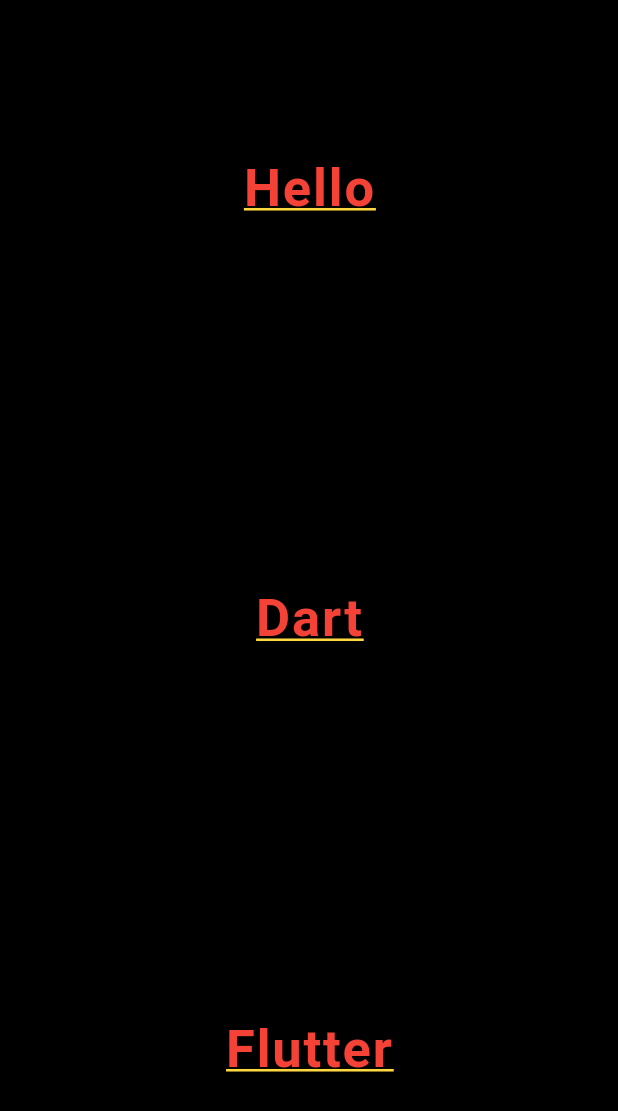
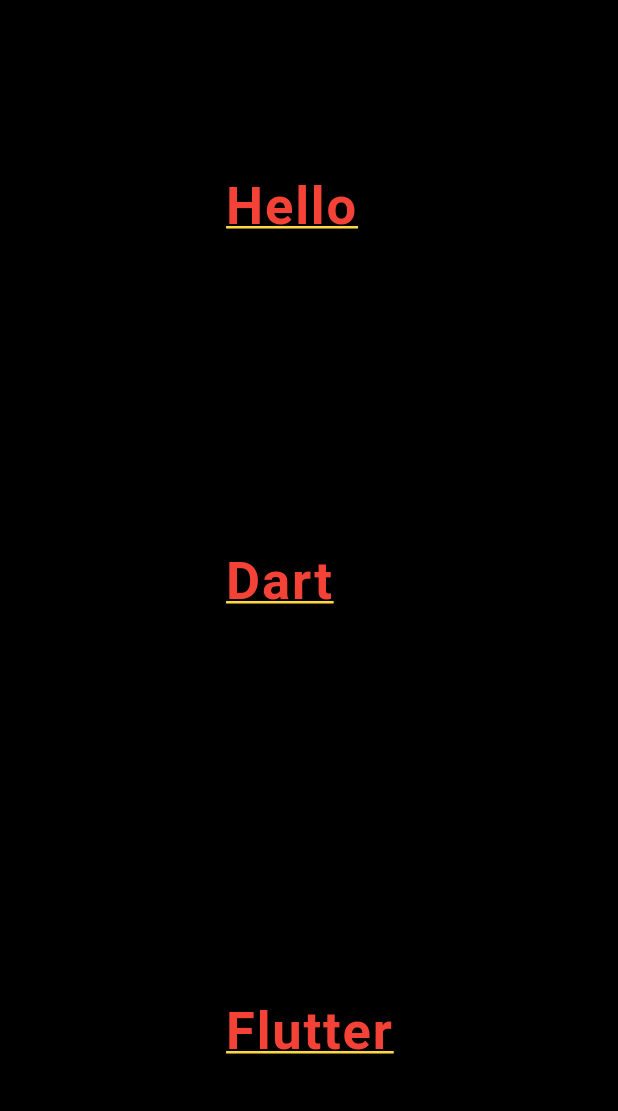
Before and after one commit to AnkitUmredkar/Anatomy_Flutter, a Flutter app: the screen it shows after launch, on a phone screen of 412 x 824 dp. Shown: the top 1111 px of the screen. Run offline on Flutter 3.47's test engine with Material 3 defaults, Android fonts, the phone set to English and light mode, and no system bars.

Commit message:
Update main.dart

```diff
--- a/lib/main.dart
+++ b/lib/main.dart
@@ -9,69 +9,12 @@ class MyApp extends StatelessWidget {
 
   @override
   Widget build(BuildContext context) {
-    return MaterialApp(
+    return const MaterialApp(
       debugShowCheckedModeBanner: false,
-      // title: 'Flutter Demo',
-      // theme: ThemeData(
-      //
-      //   colorScheme: ColorScheme.fromSeed(seedColor: Colors.deepPurple),
-      //   useMaterial3: true,
-      // ),
-      home: const MyHomePage(title: 'Hello,This is My First Project..'),
-    );
-  }
-}
-
-class MyHomePage extends StatefulWidget {
-  const MyHomePage({super.key, required this.title});
-
-  final String title;
-
-  @override
-  State<MyHomePage> createState() => _MyHomePageState();
-}
-
-class _MyHomePageState extends State<MyHomePage> {
-  int _counter = 0;
-
-  void _incrementCounter() {
-    setState(() {
-
-      _counter=  _counter + 10;
-
-    });
-  }
-
-  @override
-  Widget build(BuildContext context) {
-
-    return Scaffold(
+      home: Scaffold(
         backgroundColor: Colors.black,
         body: Center(
-        child: Stack(
-          children: [
-            Align(
-              alignment: Alignment.topCenter,
-              child: Padding(
-                  padding : const EdgeInsets.only(top: 100.0),
-                  child : Text(
-                      'Hello',
-                      style : TextStyle(
-                        fontSize: 35,
-                        fontWeight: FontWeight.bold,
-                        color: Colors.red,
-                        decoration: TextDecoration.underline,
-                        decorationColor: Colors.amberAccent,
-                        letterSpacing: 1.2,
-                      )
-                  )
-              ),
-            ),
-
-            Align(
-              alignment: Alignment.center,
-              child: Text(
-                'Dart',
+          child: Text('Hello\n\n\n\n\nDart\n\n\n\n\n\nFlutter',
           style : TextStyle(
             fontSize: 35,
             fontWeight: FontWeight.bold,
@@ -82,45 +25,7 @@ class _MyHomePageState extends State<MyHomePage> {
           ),
         ),
       ),
-
-            Align(
-              alignment: Alignment.bottomCenter,
-              child: Padding(
-                  padding : const EdgeInsets.only(bottom: 100.0),
-                  child : Text(
-                      'Flutter',
-                      style : TextStyle(
-                        fontSize: 35,
-                        fontWeight: FontWeight.bold,
-                        color: Colors.red,
-                        decoration: TextDecoration.underline,
-                        decorationColor: Colors.amberAccent,
-                        letterSpacing: 1.2,
-                      )
-                  )
     ),
-            ),
-          ],
-        ),
-      ),
-
-      // child: Column(
-      //   mainAxisAlignment: MainAxisAlignment.center,
-      // children: <Widget>[
-      // const Text(
-      //   'You have pushed the button this many times:',
-      // ),
-      // Text(
-      //   '$_counter',
-      //   style: Theme.of(context).textTheme.headlineMedium,
-      // ),
-      // ],
-      // ),
-      // ),
-      // floatingActionButton: FloatingActionButton(
-      //   onPressed: _incrementCounter,
-      //   tooltip: 'Increment',
-      //   child: const Icon(Icons.add),
     );
   }
 }
```
Lines whose indentation alone changed are shown as unchanged.
